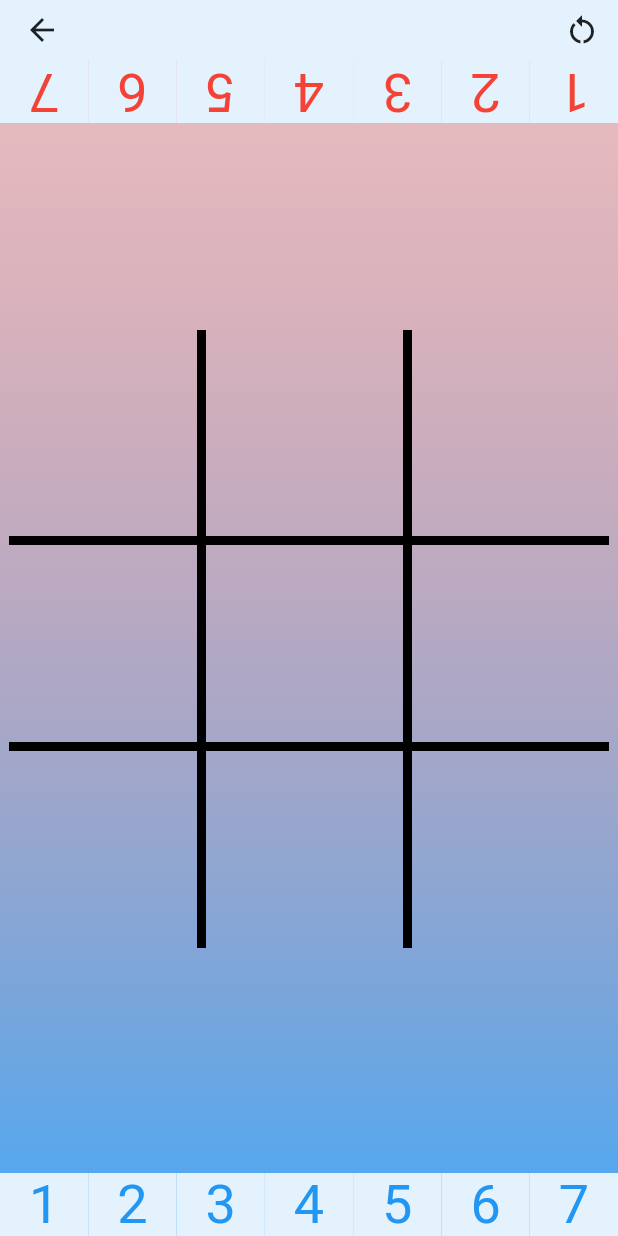
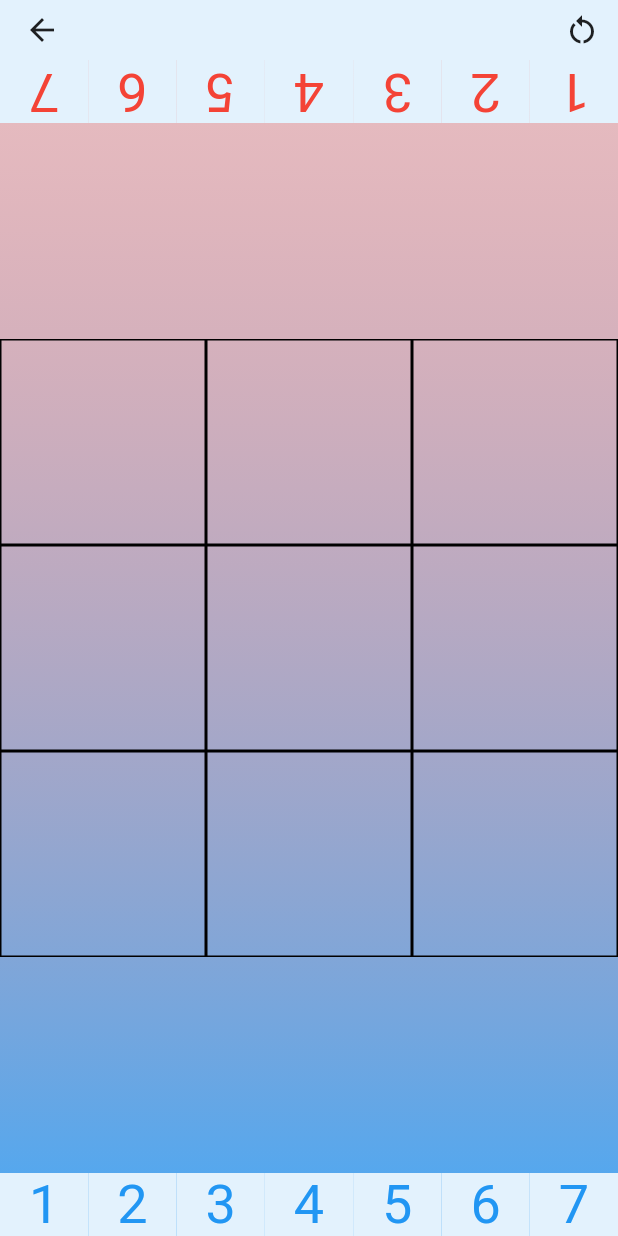
Before and after one commit to JCFowler/tic_tac_advanced, a Flutter app: the screen it shows after launch, after a tap on "Play", on a phone screen of 412 x 824 dp. Run offline on Flutter 3.47's test engine with Material 2 defaults, Android fonts, the phone set to English and light mode, and no system bars; generated files the repository leaves out were written again.

Commit message:
Updated game board

```diff
--- a/lib/main.dart
+++ b/lib/main.dart
@@ -1,4 +1,5 @@
 import 'package:flutter/material.dart';
+import 'package:flutter/services.dart';
 import 'package:flutter_gen/gen_l10n/app_localizations.dart';
 import 'package:flutter_localizations/flutter_localizations.dart';
 import 'package:provider/provider.dart';
@@ -11,7 +12,11 @@ import 'screens/home_screen.dart';
 import 'screens/settings_screen.dart';
 
 void main() {
-  runApp(MyApp());
+  WidgetsFlutterBinding.ensureInitialized();
+  SystemChrome.setPreferredOrientations([DeviceOrientation.portraitUp])
+      .then((_) {
+    runApp(new MyApp());
+  });
 }
 
 class MyApp extends StatelessWidget {
--- a/lib/models/mark.dart
+++ b/lib/models/mark.dart
@@ -1,11 +1,15 @@
+import 'package:flutter/material.dart';
+
 import '../providers/game_provider.dart';
 
 class Mark {
   final int number;
   final Player player;
+  final Color color;
 
   Mark(
     this.number,
     this.player,
+    this.color,
   );
 }
--- a/lib/providers/game_provider.dart
+++ b/lib/providers/game_provider.dart
@@ -39,9 +39,7 @@ class GameProvider with ChangeNotifier {
   }
 
   /// If no player is passed, will get current player.
-  Color playerColor(Player? player) {
-    if (player == null) player = _player;
-
+  Color playerColor(Player player) {
     if (player == Player.Player1) {
       return _colors[Player.Player1] as Color;
     } else {
@@ -65,7 +63,8 @@ class GameProvider with ChangeNotifier {
     if (_selectedNumber != -1 && !gameOver) {
       if (_gameMarks[position] == null ||
           _gameMarks[position]!.number < _selectedNumber) {
-        _gameMarks[position] = Mark(_selectedNumber, _player);
+        _gameMarks[position] =
+            Mark(_selectedNumber, _player, playerColor(_player));
         changePlayer();
         checkForWinningLine();
       }
--- a/lib/screens/game_screen.dart
+++ b/lib/screens/game_screen.dart
@@ -1,5 +1,6 @@
 import 'package:flutter/material.dart';
 import 'package:provider/provider.dart';
+import '../widgets/game_number.dart';
 import '../providers/game_provider.dart';
 import '../widgets/custom_app_bar.dart';
 
@@ -17,10 +18,46 @@ class GameScreen extends StatefulWidget {
   _GameScreenState createState() => _GameScreenState();
 }
 
-class _GameScreenState extends State<GameScreen> {
-  _addMark(double x, double y, GameProvider game) {
-    double _dividedSize = GamePainter.getDividedSize();
-    game.addMark(x ~/ _dividedSize + (y ~/ _dividedSize) * 3);
+class _GameScreenState extends State<GameScreen>
+// with SingleTickerProviderStateMixin
+{
+  // AnimationController? _animationController;
+  // Animation<double>? _rotateAnimation;
+  // var omg = false;
+
+  // @override
+  // void initState() {
+  //   super.initState();
+
+  //   _animationController = AnimationController(
+  //     duration: Duration(milliseconds: 500),
+  //     vsync: this,
+  //   )..repeat();
+
+  //   _rotateAnimation = Tween<double>(
+  //     begin: 0.0,
+  //     end: 360.0,
+  //   ).animate(
+  //     CurvedAnimation(parent: _animationController!, curve: Curves.linear),
+  //   );
+  // }
+
+  // @override
+  // void dispose() {
+  //   _animationController!.dispose();
+  //   super.dispose();
+  // }
+
+  _addMark(int index, GameProvider game) {
+    game.addMark(index);
+    print('running..');
+    // setState(() {
+    //   // if (!omg) {
+    //   //   _animationController!.animateBack(0);
+    //   // } else {
+    //   //   _animationController!.animateTo(180);
+    //   // }
+    // });
 
     if (game.gameOver) {
       showDialog<Null>(
@@ -74,23 +111,49 @@ class _GameScreenState extends State<GameScreen> {
                     turns: AlwaysStoppedAnimation(180 / 360),
                     child: NumberBoard(Player.Player2),
                   ),
-                  Center(
-                    child: GestureDetector(
-                      onTapUp: (TapUpDetails details) {
-                        setState(() {
-                          _addMark(
-                            details.localPosition.dx,
-                            details.localPosition.dy,
-                            game,
-                          );
-                        });
-                      },
-                      child: AspectRatio(
-                        aspectRatio: 1.0,
-                        child: Container(
-                          child: CustomPaint(
-                            painter: GamePainter(game),
+                  Expanded(
+                    child: Center(
+                      child: CustomPaint(
+                        painter: GamePainter(game),
+                        child: GridView.builder(
+                          shrinkWrap: true,
+                          physics: new NeverScrollableScrollPhysics(),
+                          itemCount: 9,
+                          gridDelegate:
+                              SliverGridDelegateWithFixedCrossAxisCount(
+                            crossAxisCount: 3,
                           ),
+                          itemBuilder: (ctx, index) {
+                            return GestureDetector(
+                              onTap: () => _addMark(index, game),
+                              child: Container(
+                                decoration: BoxDecoration(
+                                    border: Border.all(
+                                  color: Colors.black,
+                                )),
+                                child: Center(
+                                  // child: game.gameMarks[index] != null
+                                  //     ? RotationTransition(
+                                  //         turns: _rotateAnimation!,
+                                  //         child: GameNumber(
+                                  //             game.gameMarks[index]!))
+                                  //     : Container(
+                                  //         child: Text('Hi'),
+                                  //       ),
+                                  child: game.gameMarks[index] != null
+                                      ? game.player == Player.Player2
+                                          ? RotationTransition(
+                                              turns: AlwaysStoppedAnimation(
+                                                  180 / 360),
+                                              child: GameNumber(
+                                                  game.gameMarks[index]!),
+                                            )
+                                          : GameNumber(game.gameMarks[index]!)
+                                      : Container(),
+                                ),
+                              ),
+                            );
+                          },
                         ),
                       ),
                     ),
@@ -117,11 +180,6 @@ class GamePainter extends CustomPainter {
   @override
   void paint(Canvas canvas, Size size) {
     print('rerun');
-    final blackPaint = Paint()
-      ..style = PaintingStyle.stroke
-      ..strokeWidth = STROKE_WIDTH
-      ..color = Colors.black;
-
     final orangePaint = Paint()
       ..style = PaintingStyle.stroke
       ..strokeWidth = STROKE_WIDTH
@@ -129,67 +187,9 @@ class GamePainter extends CustomPainter {
 
     _dividedSize = size.width / 3.0;
 
-    canvas.drawLine(
-      Offset(STROKE_WIDTH, _dividedSize - HALF_STROKE_WIDTH),
-      Offset(size.width - STROKE_WIDTH, _dividedSize - HALF_STROKE_WIDTH),
-      blackPaint,
-    );
-
-    canvas.drawLine(
-      Offset(STROKE_WIDTH, _dividedSize * 2 - HALF_STROKE_WIDTH),
-      Offset(size.width - STROKE_WIDTH, _dividedSize * 2 - HALF_STROKE_WIDTH),
-      blackPaint,
-    );
-
-    canvas.drawLine(
-      Offset(_dividedSize - HALF_STROKE_WIDTH, -STROKE_WIDTH),
-      Offset(_dividedSize - HALF_STROKE_WIDTH, size.height - STROKE_WIDTH),
-      blackPaint,
-    );
-
-    canvas.drawLine(
-      Offset(_dividedSize * 2 - HALF_STROKE_WIDTH, -STROKE_WIDTH),
-      Offset(_dividedSize * 2 - HALF_STROKE_WIDTH, size.height - STROKE_WIDTH),
-      blackPaint,
-    );
-
-    game.gameMarks.forEach((index, mark) {
-      draw(canvas, index, mark, blackPaint, game.playerColor(mark.player));
-    });
-
     if (game.gameOver) {
       drawWinningLine(canvas, game.winningLine, orangePaint);
     }
-  }
-
-  void draw(Canvas canvas, int index, Mark mark, Paint paint, Color color) {
-    double left = (index % 3) * _dividedSize + DOUBLE_STROKE_WIDTH * 2.9;
-    double top = (index ~/ 3) * _dividedSize + DOUBLE_STROKE_WIDTH * 1.5;
-    double numberSize = _dividedSize - DOUBLE_STROKE_WIDTH * 4;
-
-    final textStyle = TextStyle(
-      // color: color,
-      fontSize: numberSize,
-      foreground: Paint()
-        ..style = PaintingStyle.stroke
-        ..strokeWidth = 2
-        ..color = color,
-    );
-    final textSpan = TextSpan(
-      text: mark.number.toString(),
-      style: textStyle,
-    );
-    final textPainter = TextPainter(
-      text: textSpan,
-      textDirection: TextDirection.ltr,
-    );
-    textPainter.layout(
-      minWidth: 20,
-      maxWidth: numberSize,
-    );
-
-    final offset = Offset(left, top);
-    textPainter.paint(canvas, offset);
   }
 
   void drawWinningLine(Canvas canvas, List<int> winningLine, Paint paint) {
--- /dev/null
+++ b/lib/widgets/game_board_number.dart
@@ -0,0 +1,45 @@
+import 'package:flutter/material.dart';
+import 'package:provider/provider.dart';
+
+import '../providers/game_provider.dart';
+
+class GameBoardNumber extends StatelessWidget {
+  final int number;
+  final Player player;
+  final bool used;
+  final double width;
+
+  GameBoardNumber(
+    this.number,
+    this.player,
+    this.used,
+    this.width,
+  );
+
+  @override
+  Widget build(BuildContext context) {
+    final game = Provider.of<GameProvider>(context);
+    return GestureDetector(
+      onTap: () => (player == game.player && !used && !game.gameOver)
+          ? game.changeSelectedNumber(number)
+          : null,
+      child: Container(
+        width: width,
+        // Need to add color, or the padding wont take for the tap gesture.
+        color: Theme.of(context).scaffoldBackgroundColor,
+        child: Text(
+          number.toString(),
+          textAlign: TextAlign.center,
+          style: TextStyle(
+            fontSize: 36,
+            color: used
+                ? Colors.grey
+                : game.selectedNumber == number && player == game.player
+                    ? Colors.purple
+                    : game.playerColor(player),
+          ),
+        ),
+      ),
+    );
+  }
+}
--- a/lib/widgets/game_number.dart
+++ b/lib/widgets/game_number.dart
@@ -1,44 +1,23 @@
 import 'package:flutter/material.dart';
-import 'package:provider/provider.dart';
 
-import '../providers/game_provider.dart';
+import '../models/mark.dart';
 
 class GameNumber extends StatelessWidget {
-  final int number;
-  final Player player;
-  final bool used;
-  final double width;
+  final Mark mark;
 
-  GameNumber(
-    this.number,
-    this.player,
-    this.used,
-    this.width,
-  );
+  GameNumber(this.mark);
 
   @override
   Widget build(BuildContext context) {
-    final game = Provider.of<GameProvider>(context);
-    return GestureDetector(
-      onTap: () => (player == game.player && !used && !game.gameOver)
-          ? game.changeSelectedNumber(number)
-          : null,
-      child: Container(
-        width: width,
-        // Need to add color, or the padding wont take for the tap gesture.
-        color: Theme.of(context).scaffoldBackgroundColor,
-        child: Text(
-          number.toString(),
-          textAlign: TextAlign.center,
-          style: TextStyle(
-            fontSize: 36,
-            color: used
-                ? Colors.grey
-                : game.selectedNumber == number && player == game.player
-                    ? Colors.purple
-                    : game.playerColor(player),
-          ),
-        ),
+    print('Building GameNumber');
+    return Text(
+      mark.number.toString(),
+      style: TextStyle(
+        fontSize: 50,
+        foreground: Paint()
+          ..style = PaintingStyle.stroke
+          ..strokeWidth = 2
+          ..color = mark.color,
       ),
     );
   }
--- a/lib/widgets/number_board.dart
+++ b/lib/widgets/number_board.dart
@@ -2,7 +2,7 @@ import 'package:flutter/material.dart';
 import 'package:provider/provider.dart';
 
 import '../providers/game_provider.dart';
-import 'game_number.dart';
+import 'game_board_number.dart';
 
 class NumberBoard extends StatelessWidget {
   final Player player;
@@ -14,7 +14,7 @@ class NumberBoard extends StatelessWidget {
     List<Widget> list = [];
     numbers.forEach((key, value) {
       list.add(
-        GameNumber(
+        GameBoardNumber(
           key,
           player,
           value,
--- a/pubspec.yaml
+++ b/pubspec.yaml
@@ -26,6 +26,7 @@ dependencies:
   flutter_localizations:
      sdk: flutter
   intl: ^0.17.0
+  linter: ^1.7.0
   provider: ^5.0.0
 
 dev_dependencies:
```
Also changed, not shown: analysis_options.yaml (added, +71 -0 lines), pubspec.lock.
